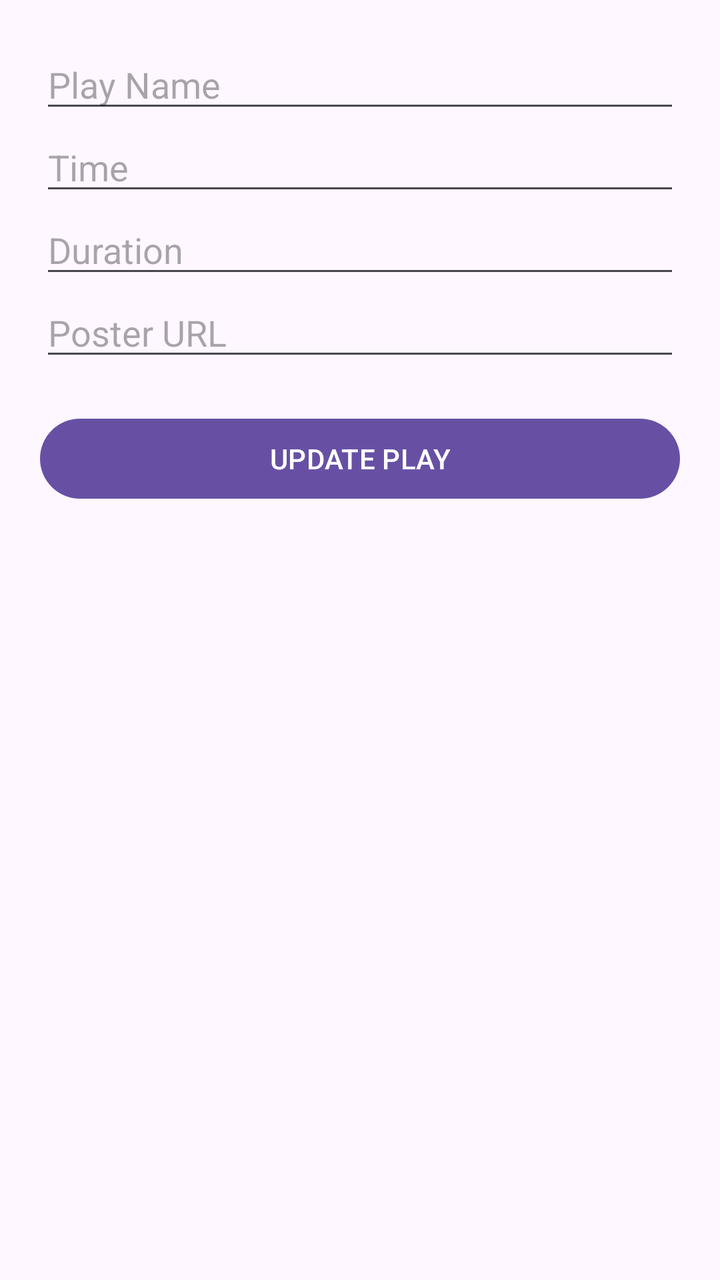
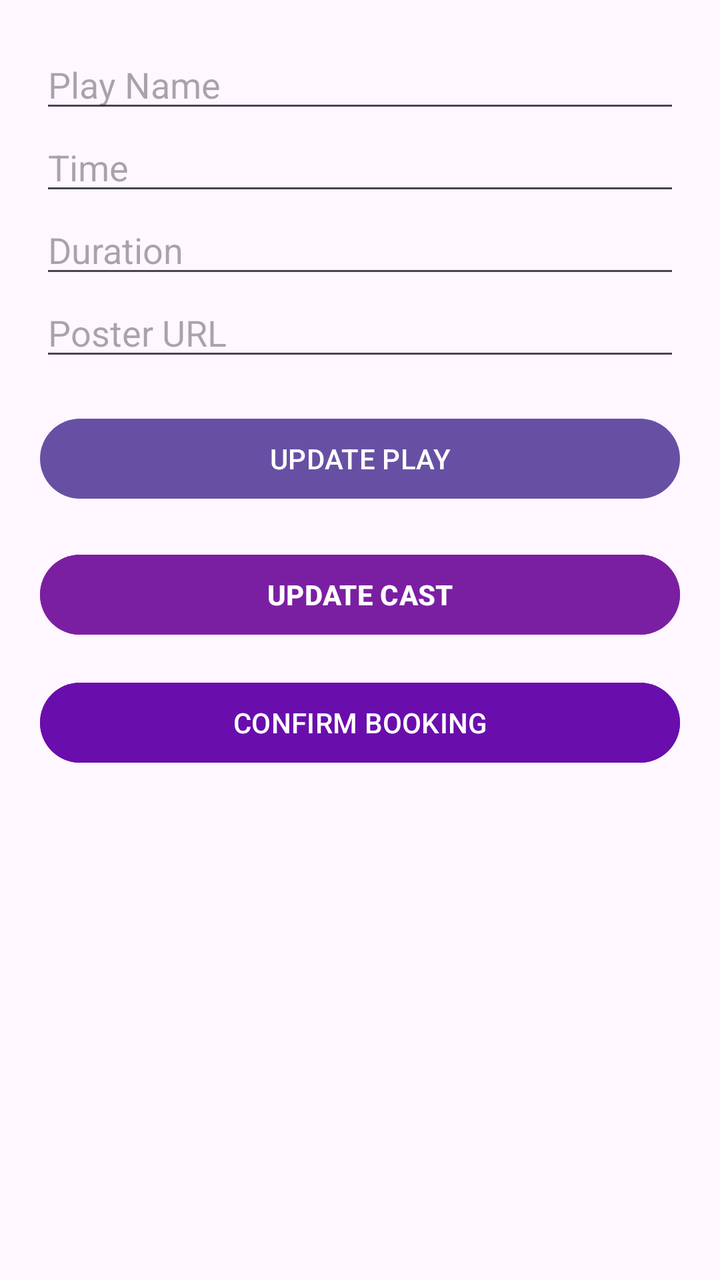

The first picture is an Android layout as it rendered before a commit; the second is the same layout after the commit. The layout source and the unified diff follow.
<!-- AndroidManifest.xml: application theme Theme.NammaMela -->
<!-- res/layout/activity_update_play.xml -->
<?xml version="1.0" encoding="utf-8"?>
<LinearLayout
    xmlns:android="http://schemas.android.com/apk/res/android"
    android:layout_width="match_parent"
    android:layout_height="match_parent"
    android:orientation="vertical"
    android:padding="20dp">

    <EditText
        android:id="@+id/titleInput"
        android:hint="Play Name"
        android:layout_width="match_parent"
        android:layout_height="wrap_content"/>

    <EditText
        android:id="@+id/timeInput"
        android:hint="Time"
        android:layout_width="match_parent"
        android:layout_height="wrap_content"/>

    <EditText
        android:id="@+id/durationInput"
        android:hint="Duration"
        android:layout_width="match_parent"
        android:layout_height="wrap_content"/>

    <EditText
        android:id="@+id/posterInput"
        android:hint="Poster URL"
        android:layout_width="match_parent"
        android:layout_height="wrap_content"/>

    <Button
        android:id="@+id/saveBtn"
        android:text="UPDATE PLAY"
        android:layout_width="match_parent"
        android:layout_height="wrap_content"
        android:layout_marginTop="20dp"/>

</LinearLayout>
<!-- resources referenced by this layout -->
<resources>
  <style name="Theme.NammaMela" parent="Base.Theme.NammaMela" />
  <style name="Base.Theme.NammaMela" parent="Theme.Material3.DayNight.NoActionBar">
          
          
      </style>
</resources>

<!-- the commit's change to res/layout/activity_update_play.xml (unified diff, before → after) -->
@@ -30,6 +30,7 @@
         android:layout_width="match_parent"
         android:layout_height="wrap_content"/>
 
+
     <Button
         android:id="@+id/saveBtn"
         android:text="UPDATE PLAY"
@@ -37,4 +38,23 @@
         android:layout_height="wrap_content"
         android:layout_marginTop="20dp"/>
 
+    <Button
+        android:id="@+id/updateCastBtn"
+        android:layout_width="match_parent"
+        android:layout_height="wrap_content"
+        android:text="UPDATE CAST"
+        android:backgroundTint="#7B1FA2"
+        android:textColor="#FFFFFF"
+        android:textStyle="bold"
+        android:layout_marginTop="20dp"/>
+
+    <Button
+        android:id="@+id/confirmBtn"
+        android:layout_width="match_parent"
+        android:layout_height="wrap_content"
+        android:text="CONFIRM BOOKING"
+        android:backgroundTint="#6A0DAD"
+        android:textColor="#FFFFFF"
+        android:layout_marginTop="16dp"/>
+
 </LinearLayout>
